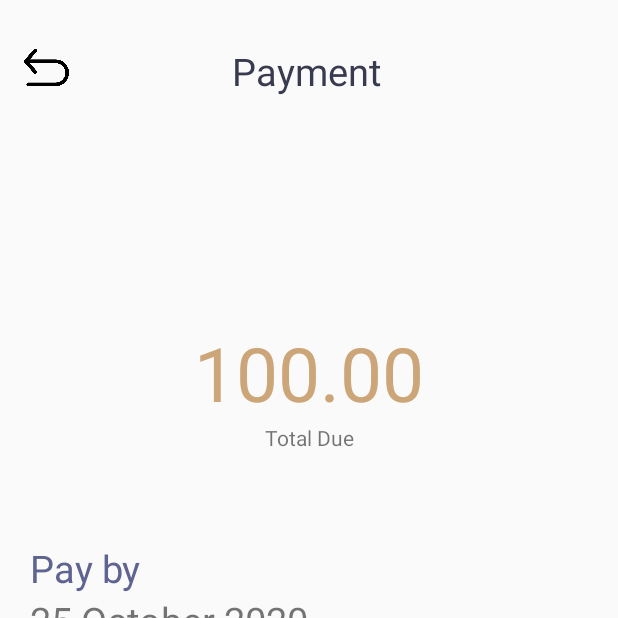
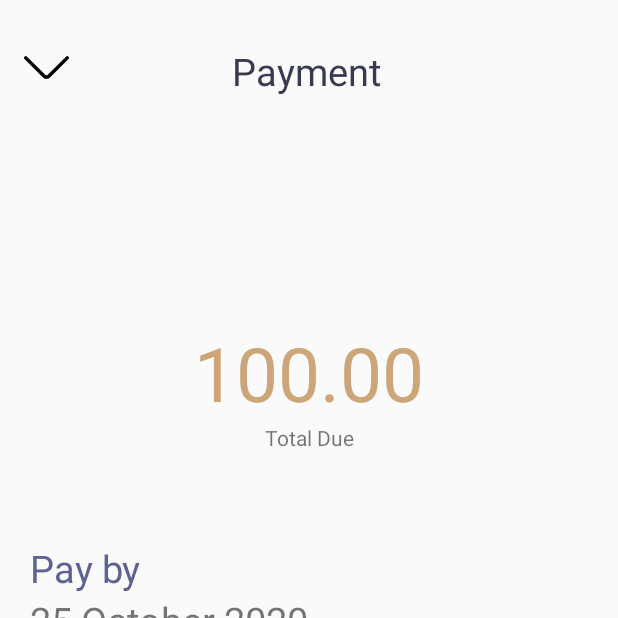
Before and after one commit to JiaweiGit1999/FPY, an Android app: the Payment screen opened directly, with no data from a screen before it, on a phone screen of 412 x 824 dp, the top half of it. Run offline under Robolectric (Android 15) with nearby library versions, the light colour scheme and no system bars.

Commit message:
Update activity_payment.xml

```diff
--- a/app/src/main/res/layout/activity_payment.xml
+++ b/app/src/main/res/layout/activity_payment.xml
@@ -20,7 +20,7 @@
             android:layout_width="30dp"
             android:layout_height="30dp"
             android:layout_marginTop="30dp"
-            android:src="@drawable/undo"
+            android:src="@drawable/down_arrow"
             android:visibility="visible" />
 
         <TextView
```
